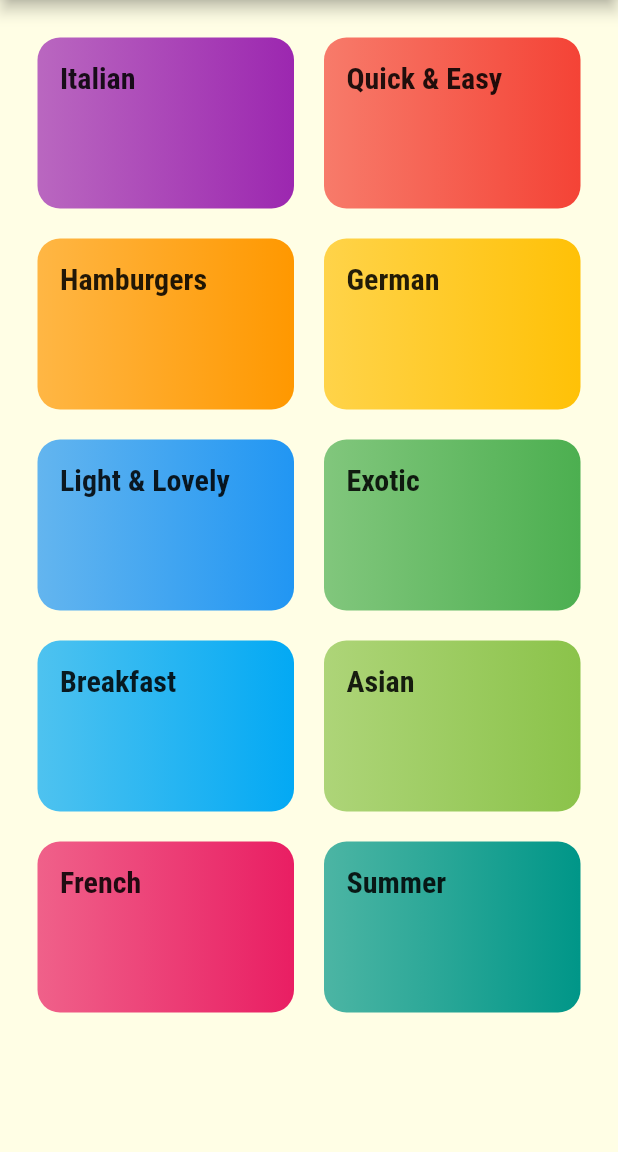
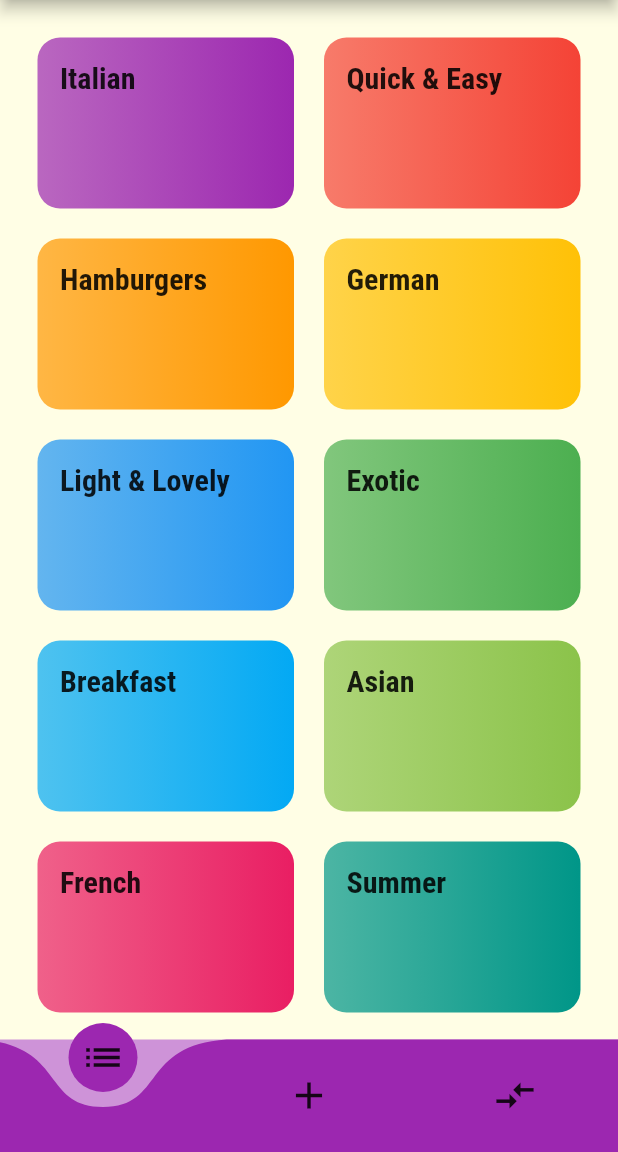
Before and after one commit to JHeisecke/meals-app, a Flutter app: the screen it shows after launch, on a phone screen of 412 x 824 dp, the part 84-1236 px from its top. Run offline on Flutter 3.47's test engine with Material 2 defaults, Android fonts, the phone set to English and light mode, and no system bars; drawn by our look-alikes of curved_navigation_bar.

```diff
--- a/lib/main.dart
+++ b/lib/main.dart
@@ -35,7 +35,6 @@ class MyApp extends StatelessWidget {
       home: CategoriesScreen(),
       initialRoute: '/',
       routes: {
-        '/': (context) => CategoriesScreen(),
         CategoryMealsScreen.routeName: (context) => CategoryMealsScreen(),
         MealScreen.routeName: (context) => MealScreen(),
       },
@@ -48,6 +47,9 @@ class MyApp extends StatelessWidget {
       },
       //Como ultimo recurso si flutter no encuentra ninguna forma de
       //cargar una pantalla ejecuta onUknownRoute
+      //onGenerateRoute is your fallback/ option to have more control about
+      //the creation + configuration of routing actions (= MaterialPageRoute
+      //that then loads a specific screen widget).
       onUnknownRoute: (settings) {
         return MaterialPageRoute(
           builder: (context) => CategoryMealsScreen(),
--- a/lib/widgets/screens/categories_screen.dart
+++ b/lib/widgets/screens/categories_screen.dart
@@ -1,3 +1,4 @@
+import 'package:curved_navigation_bar/curved_navigation_bar.dart';
 import 'package:flutter/material.dart';
 
 import '../../models/category.dart';
@@ -8,6 +9,18 @@ class CategoriesScreen extends StatelessWidget {
   Widget build(BuildContext context) {
     return Scaffold(
       appBar: AppBar(title: const Text("Meals App")),
+      bottomNavigationBar: CurvedNavigationBar(
+        backgroundColor: Theme.of(context).backgroundColor,
+        color: Colors.purple,
+        items: <Widget>[
+          Icon(Icons.list, size: 30),
+          Icon(Icons.add, size: 30),
+          Icon(Icons.compare_arrows, size: 30),
+        ],
+        onTap: (index) {
+          //Handle button tap
+        },
+      ),
       body: GridView(
         padding: const EdgeInsets.all(25),
         children: DUMMY_CATEGORIES
--- a/pubspec.yaml
+++ b/pubspec.yaml
@@ -23,7 +23,7 @@ environment:
 dependencies:
   flutter:
     sdk: flutter
-
+  curved_navigation_bar: ^0.3.7 #latest version
 
   # The following adds the Cupertino Icons font to your application.
   # Use with the CupertinoIcons class for iOS style icons.
```
Also changed, not shown: pubspec.lock.
